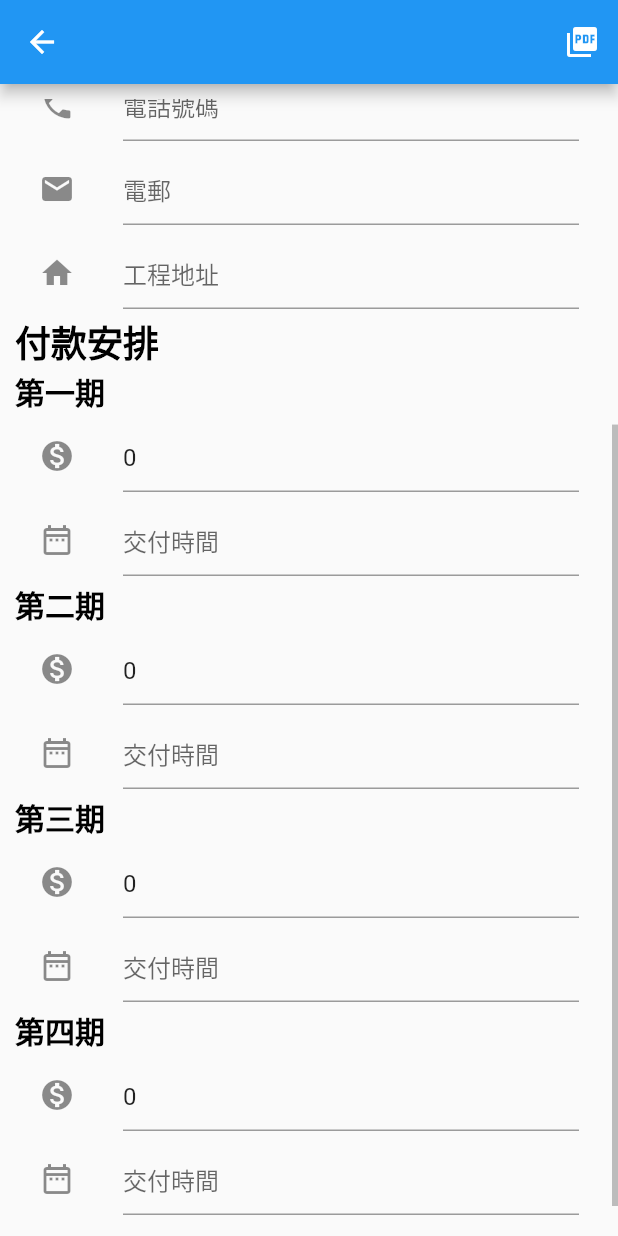
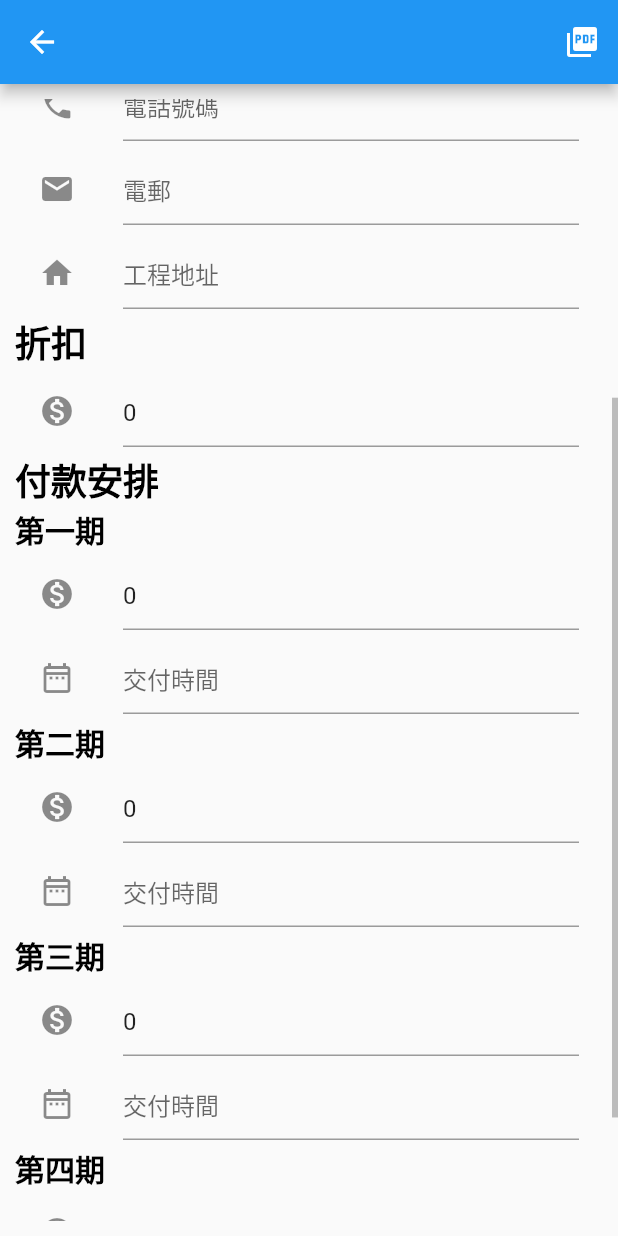
Before and after one commit to Arcaneless/receiptapp, a Flutter app: the InvoiceEditor screen opened directly with empty values, scrolled down 326 dp, on a phone screen of 412 x 824 dp. Run offline on Flutter 3.47's test engine with Material 2 defaults, Android fonts, the phone set to English and light mode, and no system bars; our stand-ins replace cloud_firestore, firebase_analytics, firebase_auth, firebase_core, flutter_slidable, flutter_spinkit and 1 more; missing offline and left inert: esys_flutter_share, flutter_full_pdf_viewer, flutter_html_to_pdf, flutter_picker; accounts and stored records are empty.

Commit message:
add discount

```diff
--- a/lib/com/arcaneless/invoice_editor.dart
+++ b/lib/com/arcaneless/invoice_editor.dart
@@ -213,6 +213,17 @@ class _InvoiceEditorState extends State<InvoiceEditor>
                   onChanged: (value) => widget.invoice.customer.address = value,
                 ),
               ),
+              FormBigTitle('折扣'),
+              ListTile(
+                leading: const Icon(Icons.monetization_on_sharp),
+                title: TextFormField(
+                  decoration: InputDecoration(hintText: '折扣'),
+                  initialValue: widget.invoice.discount.toString(),
+                  onChanged: (value) => widget.invoice.discount = int.tryParse(value) ?? 0,
+                  keyboardType: TextInputType.number,
+                  inputFormatters: [FilteringTextInputFormatter.digitsOnly],
+                )
+              ),
               FormBigTitle('付款安排'),
               ...widget.invoice.paymentArrangements.asMap().map((i, e) {
                 return MapEntry(i, Column(
--- a/lib/com/arcaneless/structures/invoice.dart
+++ b/lib/com/arcaneless/structures/invoice.dart
@@ -11,6 +11,7 @@ class Invoice {
   DateTime startDate;    // construction work start date
   DateTime endDate;      // construction work end date
   Customer customer;
+  int discount;
   List<Job> jobs;
   List<PaymentArrangement> paymentArrangements;
 
@@ -24,6 +25,7 @@ class Invoice {
     startDate = DateTime.now();
     endDate = DateTime.now();
     customer = Customer();
+    discount = 0;
     paymentArrangements = List.filled(4, PaymentArrangement());
 
     jobsNameChinese = Map();
@@ -47,6 +49,10 @@ class Invoice {
     return jobs
         .where((job) => job.typeId == typeId)
         .fold(0, (previousValue, job) => previousValue + job.totalPrice);
+  }
+
+  double get discountedTotalPrice {
+    return totalTotalPrice * (1.0 - discount / 100.0);
   }
 
   double get totalTotalPrice {
@@ -79,6 +85,7 @@ class Invoice {
       'startDate': stringifyTimestamp ? startDate.toIso8601String() : Timestamp.fromDate(startDate),
       'endDate': stringifyTimestamp ? endDate.toIso8601String() : Timestamp.fromDate(endDate),
       'customer': customer.toJson(),
+      'discount': discount,
       'jobs': jobs.map((job) => job.toJson()).toList(),
       'percentageSplits': paymentArrangements.map((pa) => pa.toJson()).toList()
     };
@@ -91,6 +98,7 @@ class Invoice {
     i.startDate = json['startDate'].toDate() ?? DateTime.now();
     i.endDate = json['endDate'].toDate() ?? DateTime.now();
     i.customer = Customer.fromJson(json['customer']);
+    i.discount = json['discount'] ?? 0;
     i.jobs = (json['jobs'] as List).map((e) => Job.fromJson(e)).toList();
     i.paymentArrangements = (json['paymentArrangements'] != null
         ? (json['paymentArrangements'] as List)
```
Also changed, not shown: lib/com/arcaneless/pdf/pdf_builder.dart (+21 -2 lines), 1 other file.
